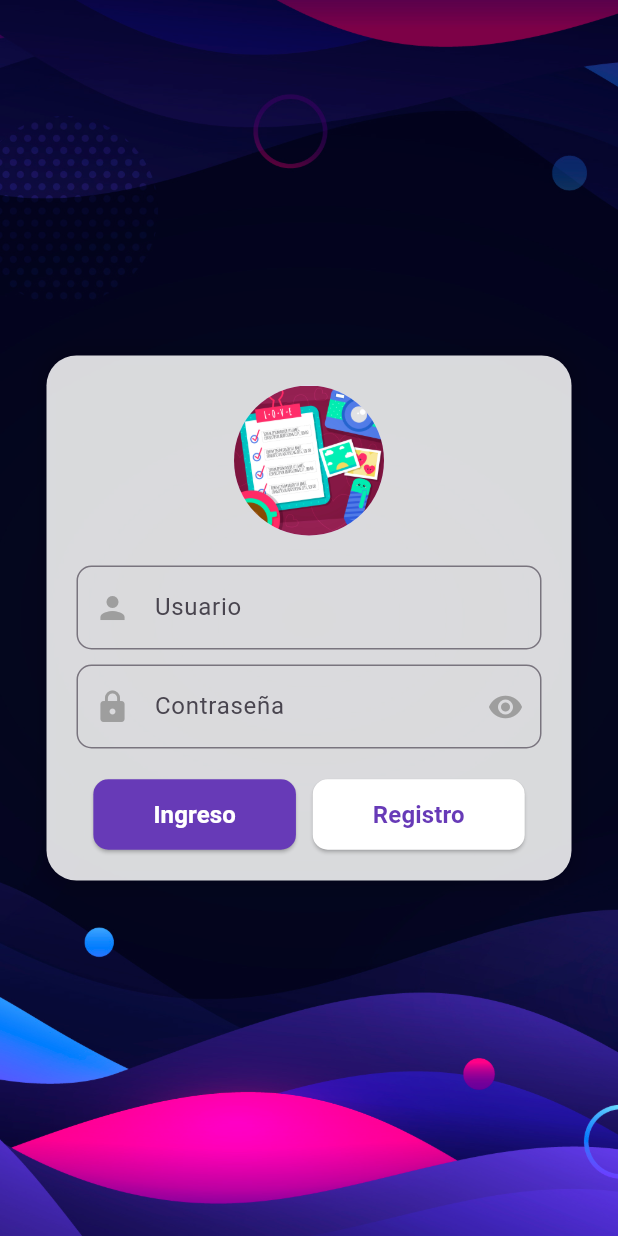
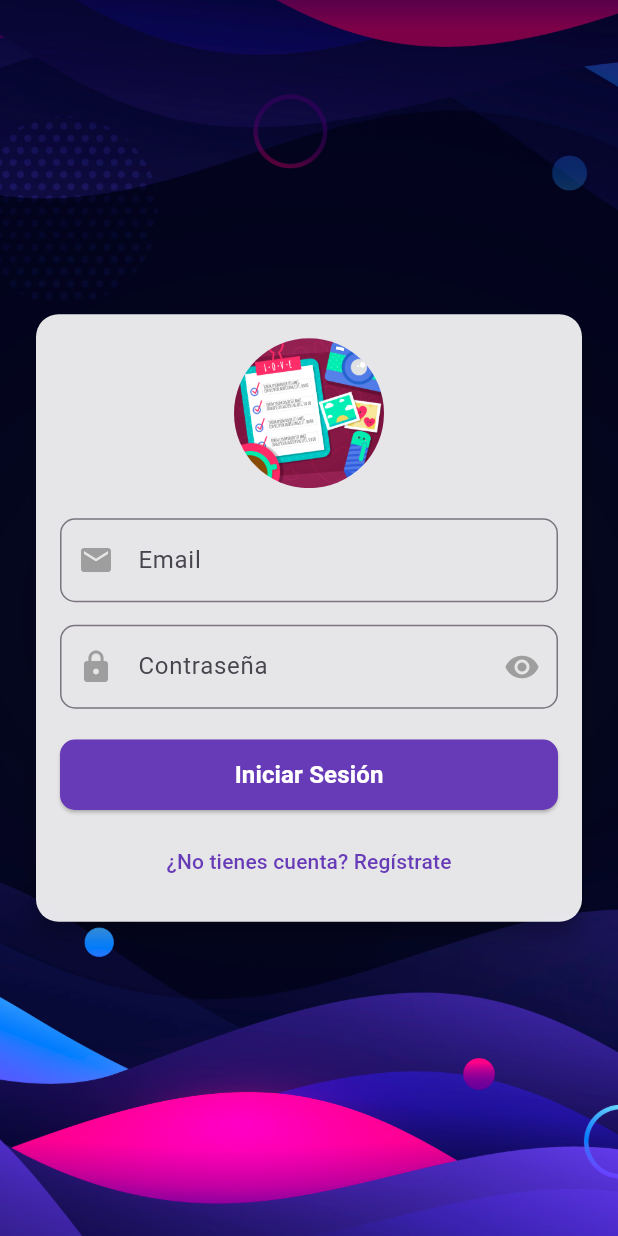
Before and after one commit to SPallazhco/notes_app, a Flutter app: the screen it shows after launch, on a phone screen of 412 x 824 dp. Run offline on Flutter 3.47's test engine with Material 3 defaults, Android fonts, the phone set to English and light mode, and no system bars; our stand-ins replace dio, shared_preferences.

Commit message:
Login y tokens de sesion guardados

```diff
--- a/lib/config/app_routes.dart
+++ b/lib/config/app_routes.dart
@@ -1,15 +1,18 @@
 import 'package:flutter/material.dart';
+import 'package:notes_app/screens/notes_screen.dart';
 import '../screens/login_screen.dart';
 import '../screens/register_screen.dart';
 
 class AppRoutes {
   static const String login = '/login';
   static const String register = '/register';
+  static const String notes = '/notes';
 
   static Map<String, WidgetBuilder> getRoutes() {
     return {
       login: (context) => const LoginScreen(),
       register: (context) => const RegisterScreen(),
+      notes: (context) => const NotesScreen(),
     };
   }
 }
--- a/lib/screens/login_screen.dart
+++ b/lib/screens/login_screen.dart
@@ -1,8 +1,10 @@
 import 'package:flutter/material.dart';
 import 'package:notes_app/config/app_routes.dart';
 import 'package:notes_app/constants/app_assets.dart';
+import 'package:notes_app/services/auth_service.dart';
+import 'package:notes_app/utils/validators.dart';
+import 'package:notes_app/widgets/custom_text_tield.dart';
 import 'package:notes_app/widgets/custom_button.dart';
-import 'package:notes_app/widgets/custom_text_tield.dart';
 
 class LoginScreen extends StatefulWidget {
   const LoginScreen({super.key});
@@ -12,98 +14,107 @@ class LoginScreen extends StatefulWidget {
 }
 
 class _LoginScreenState extends State<LoginScreen> {
-  final TextEditingController userController = TextEditingController();
+  final _formKey = GlobalKey<FormState>();
+  final TextEditingController emailController = TextEditingController();
   final TextEditingController passwordController = TextEditingController();
+  bool _isLoading = false;
+  final AuthService _authService = AuthService();
 
-  @override
-  void dispose() {
-    userController.dispose();
-    super.dispose();
+  Future<void> handleLogin() async {
+    if (!_formKey.currentState!.validate()) return;
+
+    setState(() => _isLoading = true);
+
+    bool? response = await _authService.loginUser(
+      emailController.text.trim(),
+      passwordController.text.trim(),
+    );
+
+    setState(() => _isLoading = false);
+
+    ScaffoldMessenger.of(context).showSnackBar(
+      SnackBar(
+        content: Text(response ? "Bienvenido" : "Error al iniciar sesión"),
+        backgroundColor: response ? Colors.green : Colors.red,
+      ),
+    );
+
+    if (response) {
+      Navigator.pushNamed(context, AppRoutes.notes);
+    }
   }
 
   @override
   Widget build(BuildContext context) {
     return Scaffold(
       body: Stack(
-        fit: StackFit.expand,
         children: [
-          // Fondo con imagen
-          Image.asset(
-            AppAssets.mainBody,
-            fit: BoxFit.cover,
+          Positioned.fill(
+            child: Image.asset(
+              AppAssets.mainBody,
+              fit: BoxFit.cover,
+            ),
           ),
-
-          // Contenido centrado
           Center(
-            child: Container(
-              padding: const EdgeInsets.all(20),
-              decoration: BoxDecoration(
-                color: Colors.white.withValues(alpha: 0.85),
-                borderRadius: BorderRadius.circular(20),
-                boxShadow: [
-                  BoxShadow(
-                    color: Colors.black.withValues(alpha: 0.2),
-                    blurRadius: 10,
-                    spreadRadius: 2,
-                  ),
-                ],
-              ),
-              width: 350,
-              child: Column(
-                mainAxisSize: MainAxisSize.min,
-                children: [
-                  // Imagen de usuario
-                  CircleAvatar(
-                    radius: 50,
-                    backgroundImage: AssetImage(
-                      AppAssets.userAvatar,
+            child: SingleChildScrollView(
+              padding: const EdgeInsets.all(20.0),
+              child: Card(
+                elevation: 5,
+                shape: RoundedRectangleBorder(
+                  borderRadius: BorderRadius.circular(15),
+                ),
+                color: Colors.white.withValues(alpha: 0.9),
+                child: Padding(
+                  padding: const EdgeInsets.all(16.0),
+                  child: Form(
+                    key: _formKey,
+                    child: Column(
+                      mainAxisSize: MainAxisSize.min,
+                      children: [
+                        CircleAvatar(
+                          radius: 50,
+                          backgroundImage: AssetImage(AppAssets.userAvatar),
+                        ),
+                        const SizedBox(height: 20),
+                        CustomTextField(
+                          icon: Icons.email,
+                          labelText: "Email",
+                          controller: emailController,
+                          validator: Validators.validateEmail,
+                        ),
+                        const SizedBox(height: 15),
+                        CustomTextField(
+                          icon: Icons.lock,
+                          labelText: "Contraseña",
+                          controller: passwordController,
+                          isPassword: true,
+                          validator: Validators.validatePassword,
+                        ),
+                        const SizedBox(height: 20),
+                        SizedBox(
+                          width: double.infinity,
+                          child: CustomButton(
+                            text: "Iniciar Sesión",
+                            bgColor: Colors.deepPurple,
+                            textColor: Colors.white,
+                            isLoading: _isLoading,
+                            onPressed: _isLoading ? null : handleLogin,
+                          ),
+                        ),
+                        const SizedBox(height: 10),
+                        TextButton(
+                          onPressed: () {
+                            Navigator.pushNamed(context, AppRoutes.register);
+                          },
+                          child: const Text(
+                            "¿No tienes cuenta? Regístrate",
+                            style: TextStyle(color: Colors.deepPurple),
+                          ),
+                        ),
+                      ],
                     ),
                   ),
-                  const SizedBox(height: 20),
-
-                  // Input de usuario
-                  CustomTextField(
-                    icon: Icons.person,
-                    labelText: "Usuario",
-                    controller: userController,
-                  ),
-                  const SizedBox(height: 10),
-
-                  // Input de contraseña
-                  CustomTextField(
-                    icon: Icons.lock,
-                    labelText: "Contraseña",
-                    isPassword: true,
-                    controller: passwordController,
-                  ),
-                  const SizedBox(height: 20),
-
-                  // Botones
-                  Row(
-                    mainAxisAlignment: MainAxisAlignment.spaceEvenly,
-                    children: [
-                      CustomButton(
-                        text: "Ingreso",
-                        bgColor: Colors.deepPurple,
-                        textColor: Colors.white,
-                        onPressed: () {
-                          String userInput = userController.text;
-                          String passwordUser = passwordController.text;
-                          print("Usuario ingresado: $passwordUser");
-                          print("Usuario ingresado: $userInput");
-                        },
-                      ),
-                      CustomButton(
-                        text: "Registro",
-                        bgColor: Colors.white,
-                        textColor: Colors.deepPurple,
-                        onPressed: () {
-                          Navigator.pushNamed(context, AppRoutes.register);
-                        },
-                      ),
-                    ],
-                  ),
-                ],
+                ),
               ),
             ),
           ),
--- a/lib/widgets/custom_button.dart
+++ b/lib/widgets/custom_button.dart
@@ -5,6 +5,7 @@ class CustomButton extends StatelessWidget {
   final Color bgColor;
   final Color textColor;
   final VoidCallback? onPressed;
+  final bool isLoading; // Nuevo parámetro
 
   const CustomButton({
     super.key,
@@ -12,6 +13,7 @@ class CustomButton extends StatelessWidget {
     required this.bgColor,
     required this.textColor,
     this.onPressed,
+    this.isLoading = false, // Valor predeterminado en false
   });
 
   @override
@@ -23,11 +25,19 @@ class CustomButton extends StatelessWidget {
         padding: const EdgeInsets.symmetric(horizontal: 40, vertical: 12),
         shape: RoundedRectangleBorder(borderRadius: BorderRadius.circular(10)),
       ),
-      onPressed: onPressed ?? () => print("$text button pressed"),
-      child: Text(
-        text,
-        style: const TextStyle(fontSize: 16, fontWeight: FontWeight.bold),
-      ),
+      onPressed:
+          isLoading ? null : onPressed, // Deshabilita el botón si está en carga
+      child: isLoading
+          ? const SizedBox(
+              width: 24,
+              height: 24,
+              child: CircularProgressIndicator(
+                  color: Colors.white, strokeWidth: 2),
+            )
+          : Text(
+              text,
+              style: const TextStyle(fontSize: 16, fontWeight: FontWeight.bold),
+            ),
     );
   }
 }
--- a/pubspec.yaml
+++ b/pubspec.yaml
@@ -15,6 +15,7 @@ dependencies:
 
   cupertino_icons: ^1.0.8
   dio: ^5.8.0+1
+  shared_preferences: ^2.5.1
 
 dev_dependencies:
   flutter_test:
```
Also changed, not shown: lib/screens/notes_screen.dart (+93 -0 lines), lib/screens/register_screen.dart (+6 -16 lines), lib/services/auth_service.dart (+46 -0 lines), pubspec.lock, 6 other files.
